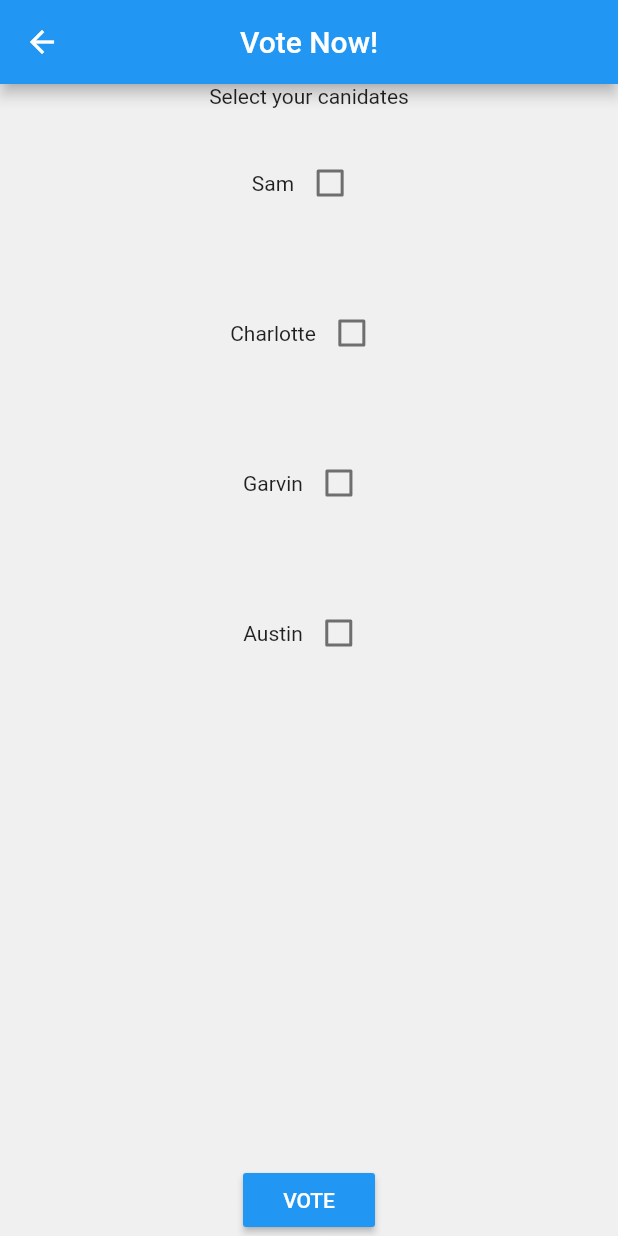
After one commit to Seb-Park/My-Milton-App, a Flutter app: the VotingPage screen opened directly, after a tap on "VOTE", on a phone screen of 412 x 824 dp. The commit adds this screen. Run offline on Flutter 3.47's test engine with Material 2 defaults, Android fonts, the phone set to English and light mode, and no system bars; our stand-ins replace cloud_firestore, curved_navigation_bar, firebase_auth, google_fonts, google_sign_in; accounts and stored records are empty; project files that could hold a hidden picture were left out.

Commit message:
Add Maya's voting page and make it so you can vote for only two candidates.

```diff
--- a/my_milton/lib/screens/navpage/navpage.dart
+++ b/my_milton/lib/screens/navpage/navpage.dart
@@ -4,6 +4,7 @@ import 'package:my_milton/screens/home/home.dart';
 import 'package:my_milton/screens/sports/upcoming_sports.dart';
 import 'package:my_milton/services/google_user.dart';
 import 'package:provider/provider.dart';
+import 'package:my_milton/screens/voting/voting.dart';
 
 class NavHub extends StatefulWidget {
   NavHub({Key key, this.isAdding}) : super(key: key);
@@ -15,7 +16,7 @@ class NavHub extends StatefulWidget {
 }
 
 Map<int, IconData> iconMap = {
-  0: Icons.home,
+  0: Icons.people_outline,
   1: Icons.chat_bubble_outline,
   2: Icons.add_box,
   3: Icons.people,
@@ -25,7 +26,7 @@ Map<int, IconData> iconMap = {
 };
 
 Map<int, Widget> pagesMap = {
-  0: MyHomePage(title: "MyMilton",),
+  0: VotingPage(),
   1: MyHomePage(title: "MyChats",),
   2: NavHub(),
   3: MyHomePage(title: "MyContacts",),
@@ -35,7 +36,7 @@ Map<int, Widget> pagesMap = {
 };
 
 Map<int, String> pageTitleMap = {
-  0: "MyMilton",
+  0: "Voting",
   1: "Announcements",
   2: "Hub",
   3: "Contacts",
@@ -140,7 +141,7 @@ class _NavHubState extends State<NavHub> {
       ),
       body: Center(
           child: ListView(children: <Widget>[
-        navHubListItem("Voting", 1),
+        navHubListItem("Voting", 0),
         navHubListItem("Sports Events", 1),
         navHubListItem("Attendance", 6),
         navHubListItem("Atheltics", 5),
--- /dev/null
+++ b/my_milton/lib/screens/voting/voting.dart
@@ -0,0 +1,108 @@
+import 'package:flutter/material.dart';
+import 'package:cloud_firestore/cloud_firestore.dart';
+
+class VotingPage extends StatefulWidget {
+  @override
+  _VotingPageState createState() => _VotingPageState();
+}
+
+class _VotingPageState extends State<VotingPage> {
+  bool oneVal = false;
+  bool twoVal = false;
+  bool threeVal = false;
+  int one = 0;
+  int two = 0;
+  int three = 0;
+
+  int oneAgo;
+  int twoAgo;
+
+  List<String> candidateNames = ['Sam', 'Charlotte', 'Garvin', 'Austin'];
+  List<bool> boolList = [false, false, false, false];
+
+  @override
+  Widget build(BuildContext context) {
+    return Scaffold(
+        appBar: AppBar(
+          title: Text("Vote Now!"),
+          centerTitle: true,
+        ),
+        body: Center(
+          child: Column(
+            mainAxisAlignment: MainAxisAlignment.center,
+            children: <Widget>[
+              // [Monday] checkbox
+              Row(
+                  mainAxisAlignment: MainAxisAlignment.center,
+                  children: <Widget>[
+                    Text(" Select your canidates "),
+                  ]),
+              Expanded(
+                  child: ListView.builder(
+                itemExtent: 100.0,
+                itemCount: candidateNames.length,
+                itemBuilder: (context, index) =>
+                    candidate(candidateNames[index], index),
+              )),
+              Row(
+                mainAxisAlignment: MainAxisAlignment.center,
+                children: <Widget>[
+                  RaisedButton(
+                    child: Text("VOTE"),
+                    onPressed: _changeText,
+                    color: Colors.blue,
+                    textColor: Colors.white,
+                    padding: EdgeInsets.fromLTRB(10, 10, 10, 10),
+                    splashColor: Colors.grey,
+                  )
+                ],
+              ),
+            ],
+          ),
+        ));
+  }
+
+  Widget candidate(String name, int index) {
+    return Row(
+      mainAxisAlignment: MainAxisAlignment.center,
+      children: <Widget>[
+        Text(name),
+        Checkbox(
+          value: boolList[index],
+          onChanged: (bool value) {
+            setState(() {
+              boolList[index] = value;
+              if (value) {
+                if (twoAgo != null) {
+                  boolList[twoAgo] = false;
+                }
+                if (oneAgo != null) {
+                  twoAgo = oneAgo;
+                }
+                oneAgo = index;
+              }
+            });
+          },
+        ),
+      ],
+    );
+  }
+
+  void _changeText() {
+    setState(() {
+      Text("Thanks for Voting!");
+      if (oneVal == true) {
+        one++;
+      }
+      if (twoVal == true) {
+        two++;
+      }
+      if (threeVal == true) {
+        three++;
+      }
+      print(one);
+      print(two);
+      print(three);
+    });
+  }
+}
```
